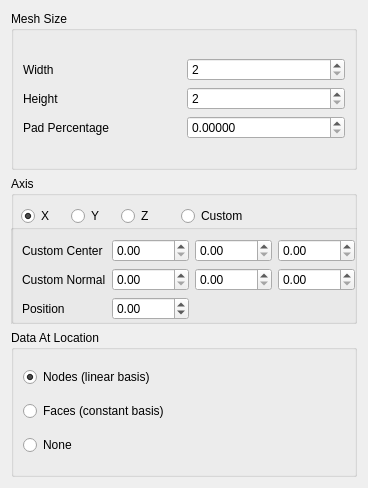
Old version of the form src/Interface/Modules/Fields/CreateImageDialog.ui in the repository SCIInstitute/SCIRun.
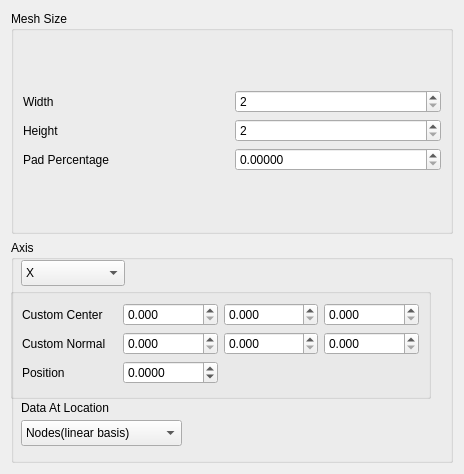
New version of the form.

```diff
--- a/src/Interface/Modules/Fields/CreateImageDialog.ui
+++ b/src/Interface/Modules/Fields/CreateImageDialog.ui
@@ -6,8 +6,8 @@
    <rect>
     <x>0</x>
     <y>0</y>
-    <width>368</width>
-    <height>488</height>
+    <width>464</width>
+    <height>474</height>
    </rect>
   </property>
   <property name="sizePolicy">
@@ -101,51 +101,6 @@
        </layout>
       </widget>
      </item>
-     <item row="2" column="0">
-      <widget class="QGroupBox" name="groupBox_3">
-       <property name="minimumSize">
-        <size>
-         <width>319</width>
-         <height>100</height>
-        </size>
-       </property>
-       <property name="title">
-        <string>Data At Location</string>
-       </property>
-       <layout class="QVBoxLayout" name="verticalLayout_4">
-        <item>
-         <widget class="QRadioButton" name="nodes_">
-          <property name="minimumSize">
-           <size>
-            <width>249</width>
-            <height>0</height>
-           </size>
-          </property>
-          <property name="text">
-           <string>Nodes (linear basis)</string>
-          </property>
-          <property name="checked">
-           <bool>true</bool>
-          </property>
-         </widget>
-        </item>
-        <item>
-         <widget class="QRadioButton" name="faces_">
-          <property name="text">
-           <string>Faces (constant basis)</string>
-          </property>
-         </widget>
-        </item>
-        <item>
-         <widget class="QRadioButton" name="none_">
-          <property name="text">
-           <string>None</string>
-          </property>
-         </widget>
-        </item>
-       </layout>
-      </widget>
-     </item>
      <item row="1" column="0">
       <widget class="QGroupBox" name="groupBox_2">
        <property name="minimumSize">
@@ -157,76 +112,12 @@
        <property name="title">
         <string>Axis</string>
        </property>
-       <widget class="QRadioButton" name="axisX_">
-        <property name="enabled">
-         <bool>true</bool>
-        </property>
-        <property name="geometry">
-         <rect>
-          <x>10</x>
-          <y>30</y>
-          <width>34</width>
-          <height>20</height>
-         </rect>
-        </property>
-        <property name="text">
-         <string>X</string>
-        </property>
-        <property name="checked">
-         <bool>true</bool>
-        </property>
-       </widget>
-       <widget class="QRadioButton" name="axisZ_">
-        <property name="enabled">
-         <bool>true</bool>
-        </property>
-        <property name="geometry">
-         <rect>
-          <x>110</x>
-          <y>30</y>
-          <width>34</width>
-          <height>20</height>
-         </rect>
-        </property>
-        <property name="text">
-         <string>Z</string>
-        </property>
-       </widget>
-       <widget class="QRadioButton" name="axisY_">
-        <property name="enabled">
-         <bool>true</bool>
-        </property>
-        <property name="geometry">
-         <rect>
-          <x>60</x>
-          <y>30</y>
-          <width>34</width>
-          <height>20</height>
-         </rect>
-        </property>
-        <property name="text">
-         <string>Y</string>
-        </property>
-       </widget>
-       <widget class="QRadioButton" name="axisCustom_">
-        <property name="geometry">
-         <rect>
-          <x>170</x>
-          <y>30</y>
-          <width>100</width>
-          <height>20</height>
-         </rect>
-        </property>
-        <property name="text">
-         <string>Custom</string>
-        </property>
-       </widget>
        <widget class="QGroupBox" name="groupBox_4">
         <property name="geometry">
          <rect>
           <x>-1</x>
           <y>48</y>
-          <width>357</width>
+          <width>421</width>
           <height>111</height>
          </rect>
         </property>
@@ -235,15 +126,23 @@
         </property>
         <layout class="QGridLayout" name="gridLayout_5">
          <item row="0" column="3">
-          <widget class="QDoubleSpinBox" name="centerZ_"/>
+          <widget class="QDoubleSpinBox" name="centerZ_">
+           <property name="decimals">
+            <number>3</number>
+           </property>
+          </widget>
          </item>
          <item row="0" column="2">
-          <widget class="QDoubleSpinBox" name="centerY_"/>
+          <widget class="QDoubleSpinBox" name="centerY_">
+           <property name="decimals">
+            <number>3</number>
+           </property>
+          </widget>
          </item>
          <item row="0" column="1">
           <widget class="QDoubleSpinBox" name="centerX_">
            <property name="decimals">
-            <number>2</number>
+            <number>3</number>
            </property>
            <property name="minimum">
             <double>0.000000000000000</double>
@@ -254,7 +153,11 @@
           </widget>
          </item>
          <item row="1" column="1">
-          <widget class="QDoubleSpinBox" name="normalX_"/>
+          <widget class="QDoubleSpinBox" name="normalX_">
+           <property name="decimals">
+            <number>3</number>
+           </property>
+          </widget>
          </item>
          <item row="1" column="0">
           <widget class="QLabel" name="label_6">
@@ -271,18 +174,29 @@
           </widget>
          </item>
          <item row="1" column="2">
-          <widget class="QDoubleSpinBox" name="normalY_"/>
+          <widget class="QDoubleSpinBox" name="normalY_">
+           <property name="decimals">
+            <number>3</number>
+           </property>
+          </widget>
          </item>
          <item row="1" column="3">
-          <widget class="QDoubleSpinBox" name="normalZ_"/>
+          <widget class="QDoubleSpinBox" name="normalZ_">
+           <property name="decimals">
+            <number>3</number>
+           </property>
+          </widget>
          </item>
          <item row="2" column="1">
           <widget class="QDoubleSpinBox" name="position_">
+           <property name="decimals">
+            <number>4</number>
+           </property>
            <property name="minimum">
-            <double>-1.000000000000000</double>
+            <double>-10000.000000000000000</double>
            </property>
            <property name="maximum">
-            <double>1.000000000000000</double>
+            <double>10000.000000000000000</double>
            </property>
            <property name="singleStep">
             <double>0.100000000000000</double>
@@ -298,6 +212,74 @@
          </item>
         </layout>
        </widget>
+       <widget class="QComboBox" name="axis_">
+        <property name="geometry">
+         <rect>
+          <x>10</x>
+          <y>20</y>
+          <width>104</width>
+          <height>26</height>
+         </rect>
+        </property>
+        <item>
+         <property name="text">
+          <string>X</string>
+         </property>
+        </item>
+        <item>
+         <property name="text">
+          <string>Y</string>
+         </property>
+        </item>
+        <item>
+         <property name="text">
+          <string>Z</string>
+         </property>
+        </item>
+        <item>
+         <property name="text">
+          <string>Custom</string>
+         </property>
+        </item>
+       </widget>
+       <widget class="QComboBox" name="dataLocation_">
+        <property name="geometry">
+         <rect>
+          <x>10</x>
+          <y>180</y>
+          <width>161</width>
+          <height>26</height>
+         </rect>
+        </property>
+        <item>
+         <property name="text">
+          <string>Nodes(linear basis)</string>
+         </property>
+        </item>
+        <item>
+         <property name="text">
+          <string>Faces(constant basis)</string>
+         </property>
+        </item>
+        <item>
+         <property name="text">
+          <string>None</string>
+         </property>
+        </item>
+       </widget>
+       <widget class="QLabel" name="label">
+        <property name="geometry">
+         <rect>
+          <x>10</x>
+          <y>160</y>
+          <width>141</width>
+          <height>16</height>
+         </rect>
+        </property>
+        <property name="text">
+         <string>Data At Location</string>
+        </property>
+       </widget>
       </widget>
      </item>
     </layout>
```
Left out of the diff: 4 changed lines with no effect on the pictures.
